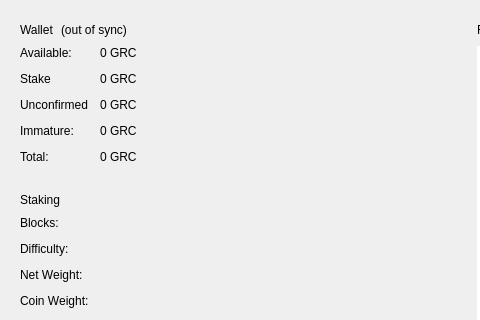
This is src/qt/forms/overviewpage.ui in gridcoin-community/Gridcoin-Research as Qt 5 draws it before an edit; both pictures show x 0 to 480 and y 0 to 320 of the 948 by 635 pixel window. The edited form follows.
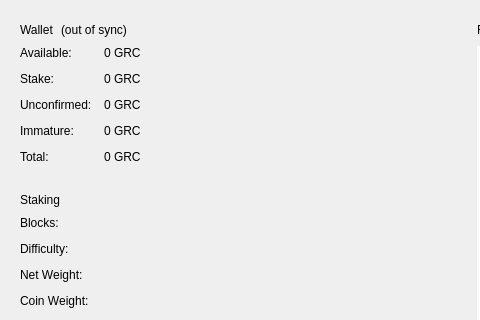
This is the edited form. Icons and pictures are not drawn. Custom widgets are drawn as their Qt base class.

Commit message:
Implement decoration scaling for overview page
based on logical DPI.

Diff of the .ui file:
```diff
--- a/src/qt/forms/overviewpage.ui
+++ b/src/qt/forms/overviewpage.ui
@@ -140,7 +140,7 @@
             <item row="1" column="0">
              <widget class="QLabel" name="stakeTextLabel">
               <property name="text">
-               <string>Stake</string>
+               <string>Stake:</string>
               </property>
              </widget>
             </item>
@@ -163,7 +163,7 @@
             <item row="2" column="0">
              <widget class="QLabel" name="unconfirmedTextLabel">
               <property name="text">
-               <string>Unconfirmed</string>
+               <string>Unconfirmed:</string>
               </property>
              </widget>
             </item>
```
The commit also changes 2 other files.
